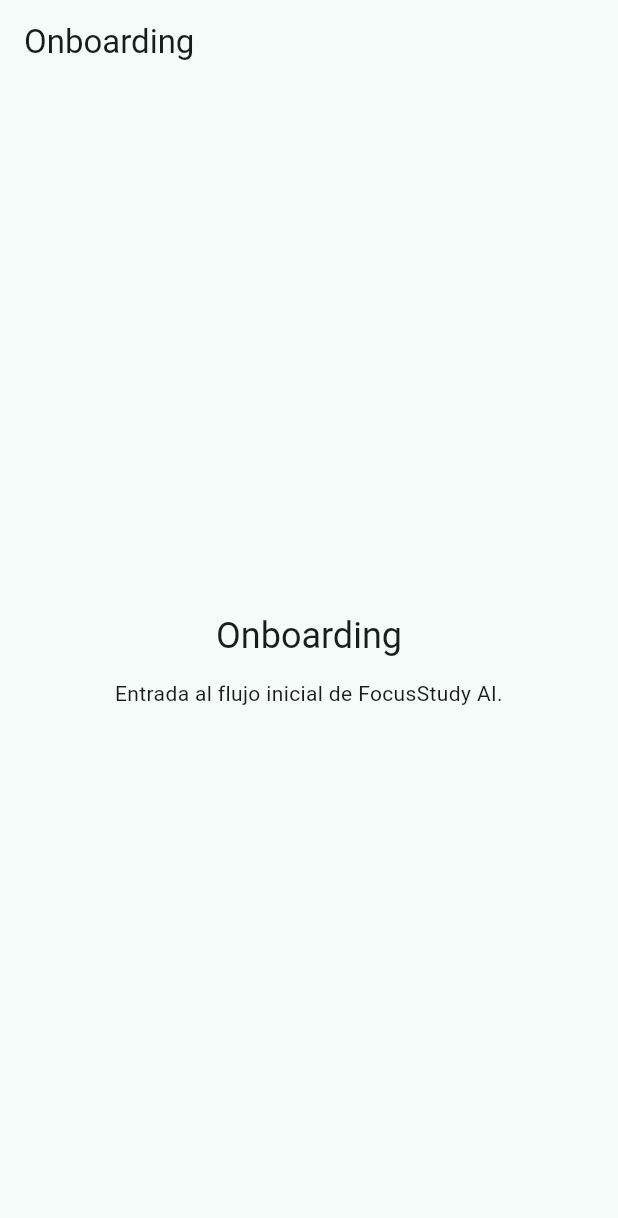
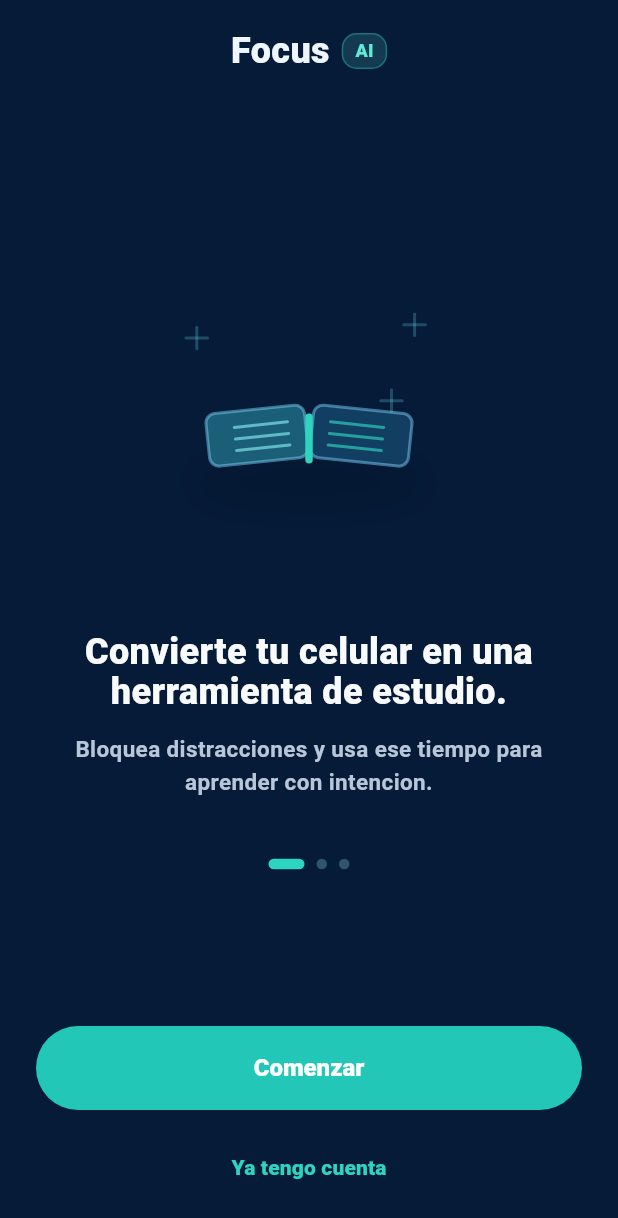
Before and after one commit to Dieg0Santos1/App-Estudio, a Flutter app: the screen it shows after launch, on a phone screen of 412 x 824 dp. Shown: the top 1218 px of the screen. Run offline on Flutter 3.47's test engine with Material 3 defaults, Android fonts, the phone set to English and light mode, and no system bars; our stand-ins replace dio, flutter_riverpod, go_router, shared_preferences, supabase_flutter; accounts and stored records are empty.

Commit message:
Add animated onboarding experience

```diff
--- a/mobile/lib/app/router.dart
+++ b/mobile/lib/app/router.dart
@@ -5,7 +5,8 @@
 import '../features/focus_mode/presentation/focus_mode_placeholder_screen.dart';
 import '../features/home/presentation/home_placeholder_screen.dart';
 import '../features/library/presentation/library_placeholder_screen.dart';
-import '../features/onboarding/presentation/onboarding_placeholder_screen.dart';
+import '../features/onboarding/data/onboarding_repository.dart';
+import '../features/onboarding/presentation/onboarding_screen.dart';
 import '../features/permissions/presentation/permissions_placeholder_screen.dart';
 import '../features/profile/presentation/profile_placeholder_screen.dart';
 import '../features/progress/presentation/progress_placeholder_screen.dart';
@@ -14,13 +15,15 @@
 import '../features/unlock_quiz/presentation/unlock_quiz_placeholder_screen.dart';
 
 final appRouterProvider = Provider<GoRouter>((ref) {
+  final onboardingSeen = ref.watch(initialOnboardingSeenProvider);
+
   return GoRouter(
-    initialLocation: AppRoute.onboarding.path,
+    initialLocation: onboardingSeen ? AppRoute.auth.path : AppRoute.onboarding.path,
     routes: [
       GoRoute(
         path: AppRoute.onboarding.path,
         name: AppRoute.onboarding.name,
-        builder: (context, state) => const OnboardingPlaceholderScreen(),
+        builder: (context, state) => const OnboardingScreen(),
       ),
       GoRoute(
         path: AppRoute.auth.path,
--- a/mobile/lib/features/onboarding/presentation/onboarding_placeholder_screen.dart
+++ /dev/null
@@ -1,9 +0,0 @@
-import '../../../shared/presentation/placeholder_screen.dart';
-
-class OnboardingPlaceholderScreen extends PlaceholderScreen {
-  const OnboardingPlaceholderScreen({super.key})
-    : super(
-        title: 'Onboarding',
-        description: 'Entrada al flujo inicial de FocusStudy AI.',
-      );
-}
--- /dev/null
+++ b/mobile/lib/features/onboarding/presentation/onboarding_screen.dart
@@ -0,0 +1,281 @@
+import 'package:flutter/material.dart';
+import 'package:flutter_riverpod/flutter_riverpod.dart';
+import 'package:go_router/go_router.dart';
+
+import '../../../app/router.dart';
+import '../data/onboarding_repository.dart';
+import 'focus_intro_animation.dart';
+
+class OnboardingScreen extends ConsumerStatefulWidget {
+  const OnboardingScreen({super.key});
+
+  @override
+  ConsumerState<OnboardingScreen> createState() => _OnboardingScreenState();
+}
+
+class _OnboardingScreenState extends ConsumerState<OnboardingScreen> {
+  final _pageController = PageController();
+  var _pageIndex = 0;
+
+  static const _pages = [
+    _OnboardingPageData(
+      title: 'Convierte tu celular en una herramienta de estudio.',
+      description: 'Bloquea distracciones y usa ese tiempo para aprender con intencion.',
+      buttonLabel: 'Comenzar',
+    ),
+    _OnboardingPageData(
+      title: 'Elige como quieres aprender.',
+      description: 'Focus adapta cada sesion a tu estilo: visual, audio, escritura o mixto.',
+      buttonLabel: 'Siguiente',
+    ),
+    _OnboardingPageData(
+      title: 'Demuestra lo que aprendiste.',
+      description: 'Al terminar, respondes preguntas breves para recuperar el acceso.',
+      buttonLabel: 'Empezar',
+    ),
+  ];
+
+  @override
+  void dispose() {
+    _pageController.dispose();
+    super.dispose();
+  }
+
+  @override
+  Widget build(BuildContext context) {
+    final page = _pages[_pageIndex];
+
+    return Scaffold(
+      backgroundColor: const Color(0xFF061B38),
+      body: SafeArea(
+        child: LayoutBuilder(
+          builder: (context, constraints) {
+            final compact = constraints.maxHeight < 700;
+            final animationDimension = compact ? 126.0 : 220.0;
+            final verticalPadding = compact ? 14.0 : 22.0;
+            final copyHeight = compact ? 190.0 : 148.0;
+
+            return Center(
+              child: ConstrainedBox(
+                constraints: const BoxConstraints(maxWidth: 430),
+                child: Padding(
+                  padding: EdgeInsets.fromLTRB(24, verticalPadding, 24, verticalPadding),
+                  child: Column(
+                    children: [
+                      const _FocusWordmark(),
+                      const Spacer(),
+                      AnimatedSwitcher(
+                        duration: const Duration(milliseconds: 360),
+                        child: FocusIntroAnimation(
+                          key: ValueKey(_pageIndex),
+                          step: _pageIndex,
+                          dimension: animationDimension,
+                        ),
+                      ),
+                      SizedBox(height: compact ? 8 : 32),
+                      SizedBox(
+                        height: copyHeight,
+                        child: PageView.builder(
+                          controller: _pageController,
+                          itemCount: _pages.length,
+                          onPageChanged: (index) => setState(() => _pageIndex = index),
+                          itemBuilder: (context, index) {
+                            final item = _pages[index];
+                            return _OnboardingCopy(data: item, compact: compact);
+                          },
+                        ),
+                      ),
+                      SizedBox(height: compact ? 8 : 22),
+                      _PageIndicator(
+                        count: _pages.length,
+                        activeIndex: _pageIndex,
+                      ),
+                      const Spacer(),
+                      SizedBox(
+                        width: double.infinity,
+                        height: compact ? 52 : 56,
+                        child: FilledButton(
+                          onPressed: _handlePrimaryAction,
+                          style: FilledButton.styleFrom(
+                            backgroundColor: const Color(0xFF22C7B8),
+                            foregroundColor: Colors.white,
+                            shape: RoundedRectangleBorder(
+                              borderRadius: BorderRadius.circular(28),
+                            ),
+                            textStyle: const TextStyle(
+                              fontSize: 16,
+                              fontWeight: FontWeight.w800,
+                            ),
+                          ),
+                          child: Text(page.buttonLabel),
+                        ),
+                      ),
+                      SizedBox(height: compact ? 2 : 14),
+                      TextButton(
+                        onPressed: _goToAuth,
+                        child: const Text(
+                          'Ya tengo cuenta',
+                          style: TextStyle(
+                            color: Color(0xFF2DD4BF),
+                            fontWeight: FontWeight.w800,
+                          ),
+                        ),
+                      ),
+                    ],
+                  ),
+                ),
+              ),
+            );
+          },
+        ),
+      ),
+    );
+  }
+
+  Future<void> _handlePrimaryAction() async {
+    if (_pageIndex < _pages.length - 1) {
+      await _pageController.nextPage(
+        duration: const Duration(milliseconds: 420),
+        curve: Curves.easeOutCubic,
+      );
+      return;
+    }
+
+    await _finishOnboarding();
+  }
+
+  Future<void> _goToAuth() async {
+    await _finishOnboarding();
+  }
+
+  Future<void> _finishOnboarding() async {
+    await ref.read(onboardingRepositoryProvider).markSeen();
+    if (!mounted) {
+      return;
+    }
+
+    context.go(AppRoute.auth.path);
+  }
+}
+
+class _FocusWordmark extends StatelessWidget {
+  const _FocusWordmark();
+
+  @override
+  Widget build(BuildContext context) {
+    return Row(
+      mainAxisAlignment: MainAxisAlignment.center,
+      children: [
+        const Text(
+          'Focus',
+          style: TextStyle(
+            color: Color(0xFFEFF6FF),
+            fontSize: 24,
+            fontWeight: FontWeight.w900,
+            height: 1,
+          ),
+        ),
+        const SizedBox(width: 8),
+        Container(
+          padding: const EdgeInsets.symmetric(horizontal: 8, vertical: 5),
+          decoration: BoxDecoration(
+            color: const Color(0xFF143A52),
+            borderRadius: BorderRadius.circular(10),
+            border: Border.all(color: const Color(0xFF22C7B8).withValues(alpha: 0.4)),
+          ),
+          child: const Text(
+            'AI',
+            style: TextStyle(
+              color: Color(0xFF5EEAD4),
+              fontSize: 12,
+              fontWeight: FontWeight.w900,
+              height: 1,
+            ),
+          ),
+        ),
+      ],
+    );
+  }
+}
+
+class _OnboardingCopy extends StatelessWidget {
+  const _OnboardingCopy({
+    required this.data,
+    required this.compact,
+  });
+
+  final _OnboardingPageData data;
+  final bool compact;
+
+  @override
+  Widget build(BuildContext context) {
+    return Column(
+      mainAxisAlignment: MainAxisAlignment.center,
+      children: [
+        Text(
+          data.title,
+          textAlign: TextAlign.center,
+          style: const TextStyle(
+            color: Color(0xFFF8FAFC),
+            fontSize: 24,
+            fontWeight: FontWeight.w900,
+            height: 1.14,
+          ),
+        ),
+        SizedBox(height: compact ? 9 : 14),
+        Text(
+          data.description,
+          textAlign: TextAlign.center,
+          style: const TextStyle(
+            color: Color(0xFFB7C6D8),
+            fontSize: 15,
+            fontWeight: FontWeight.w600,
+            height: 1.45,
+          ),
+        ),
+      ],
+    );
+  }
+}
+
+class _PageIndicator extends StatelessWidget {
+  const _PageIndicator({
+    required this.count,
+    required this.activeIndex,
+  });
+
+  final int count;
+  final int activeIndex;
+
+  @override
+  Widget build(BuildContext context) {
+    return Row(
+      mainAxisAlignment: MainAxisAlignment.center,
+      children: List.generate(count, (index) {
+        final isActive = index == activeIndex;
+        return AnimatedContainer(
+          duration: const Duration(milliseconds: 240),
+          width: isActive ? 24 : 7,
+          height: 7,
+          margin: const EdgeInsets.symmetric(horizontal: 4),
+          decoration: BoxDecoration(
+            color: isActive ? const Color(0xFF2DD4BF) : const Color(0xFF2F5570),
+            borderRadius: BorderRadius.circular(8),
+          ),
+        );
+      }),
+    );
+  }
+}
+
+class _OnboardingPageData {
+  const _OnboardingPageData({
+    required this.title,
+    required this.description,
+    required this.buttonLabel,
+  });
+
+  final String title;
+  final String description;
+  final String buttonLabel;
+}
--- a/mobile/pubspec.yaml
+++ b/mobile/pubspec.yaml
@@ -42,6 +42,7 @@
   freezed_annotation: ^3.1.0
   json_annotation: ^4.12.0
   uuid: ^4.5.3
+  shared_preferences: ^2.5.5
 
 dev_dependencies:
   flutter_test:
```
Also changed, not shown: mobile/lib/features/onboarding/data/onboarding_repository.dart (added, +24 -0 lines), mobile/lib/features/onboarding/presentation/focus_intro_animation.dart (added, +248 -0 lines), mobile/lib/main.dart (+6 -1 lines), mobile/pubspec.lock, 1 other file.
